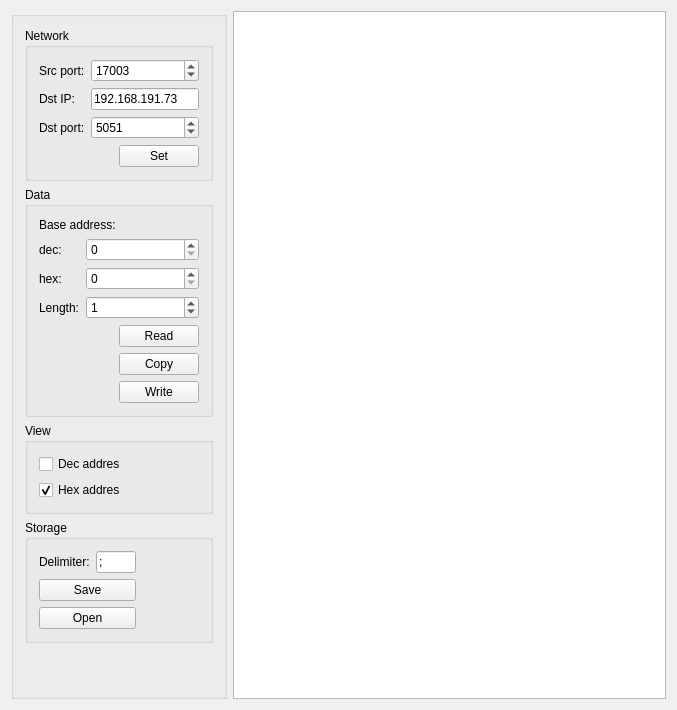
Blackghost56/UDP_UPX_Test, file UPX/mainwindow.ui: the form before one commit.
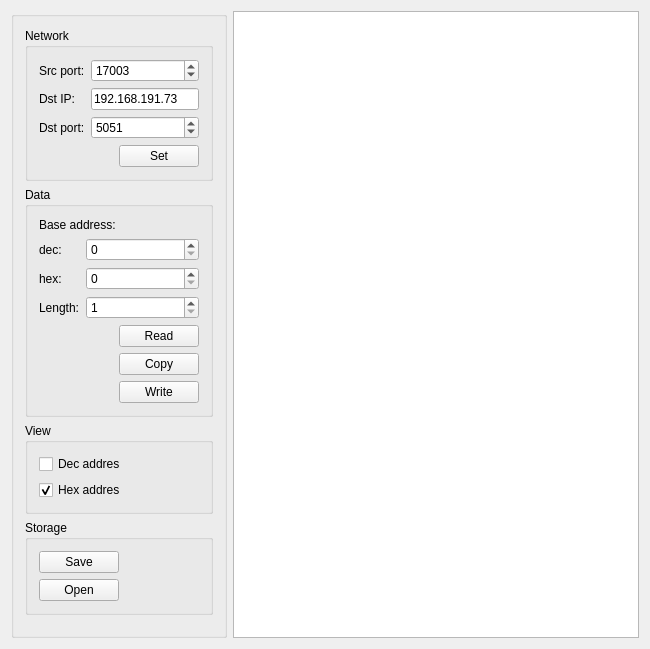
The form after the commit.

Patch:
```diff
--- a/UPX/mainwindow.ui
+++ b/UPX/mainwindow.ui
@@ -6,8 +6,8 @@
    <rect>
     <x>0</x>
     <y>0</y>
-    <width>677</width>
-    <height>710</height>
+    <width>650</width>
+    <height>649</height>
    </rect>
   </property>
   <property name="windowTitle">
@@ -173,6 +173,9 @@
               </item>
               <item row="2" column="1">
                <widget class="QSpinBox" name="length_spinBox">
+                <property name="minimum">
+                 <number>1</number>
+                </property>
                 <property name="maximum">
                  <number>999999999</number>
                 </property>
@@ -273,30 +276,6 @@
          <layout class="QGridLayout" name="gridLayout_4">
           <item row="0" column="0">
            <layout class="QVBoxLayout" name="verticalLayout_2">
-            <item>
-             <layout class="QFormLayout" name="formLayout_3">
-              <item row="0" column="0">
-               <widget class="QLabel" name="label_8">
-                <property name="text">
-                 <string>Delimiter:</string>
-                </property>
-               </widget>
-              </item>
-              <item row="0" column="1">
-               <widget class="QLineEdit" name="delimiter_lineEdit">
-                <property name="maximumSize">
-                 <size>
-                  <width>40</width>
-                  <height>16777215</height>
-                 </size>
-                </property>
-                <property name="text">
-                 <string>;</string>
-                </property>
-               </widget>
-              </item>
-             </layout>
-            </item>
             <item>
              <widget class="QPushButton" name="save_pushButton">
               <property name="text">
@@ -320,7 +299,7 @@
             </property>
             <property name="sizeHint" stdset="0">
              <size>
-              <width>55</width>
+              <width>68</width>
               <height>20</height>
              </size>
             </property>
```
Left out of the diff: 2 changed lines with no effect on the pictures.
